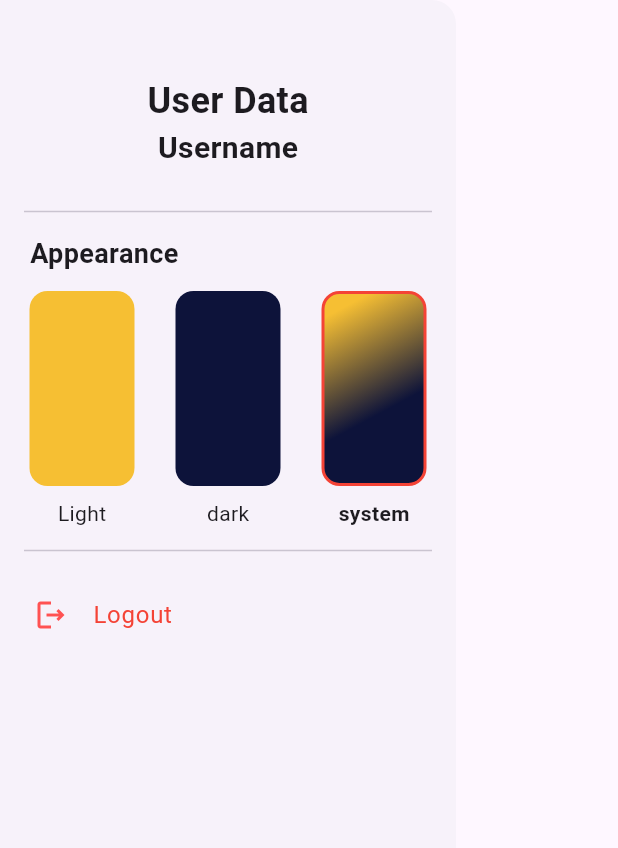
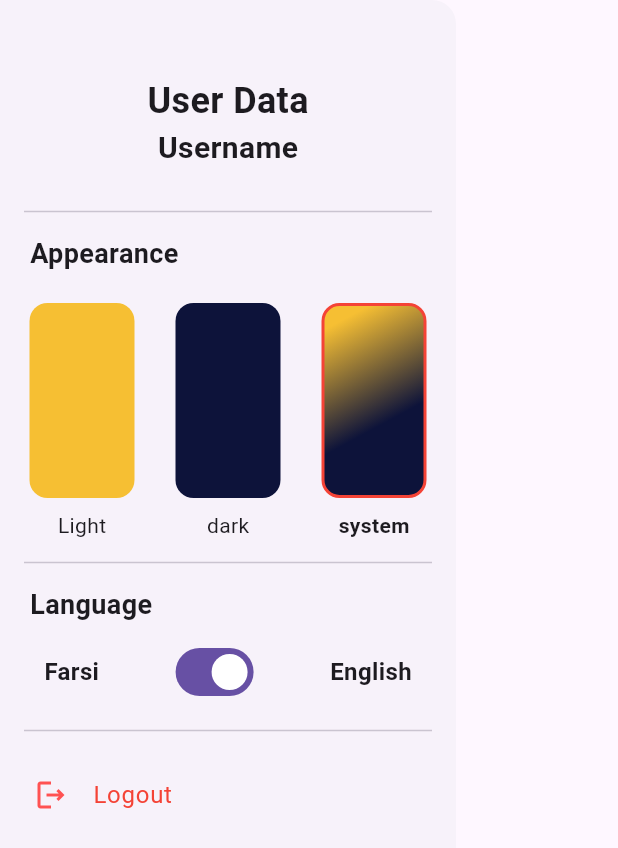
Before and after one commit to rezash76/todo_it, a Flutter app: the CustomDrawer widget shown alone on an empty page, opened directly, on a phone screen of 412 x 824 dp. Shown: the top 848 px of the screen. Run offline on Flutter 3.47's test engine with Material 2 defaults, Android fonts, the light colour scheme and no system bars; our stand-ins replace bloc, dartz, flutter_bloc, get_it, hive, hive_flutter and 1 more; accounts and stored records are empty; generated files the repository leaves out were written again.

Commit message:
language manager added.

```diff
--- a/lib/common/core/presentation/widget/drawer/custom_drawer.dart
+++ /dev/null
@@ -1,121 +0,0 @@
-import 'package:flutter/material.dart';
-import 'package:flutter_bloc/flutter_bloc.dart';
-import 'package:todo_test/common/feature/drawer/presentation/bloc/drawer_bloc.dart';
-import 'package:todo_test/common/feature/drawer/presentation/drawer/widget/custom_theme_mode.dart';
-import 'package:todo_test/common/feature/drawer/presentation/drawer/widget/my_drawer_header.dart';
-import 'package:todo_test/features/login_signup/presentation/bloc/login/bloc/login_bloc.dart';
-
-class CustomDrawer extends StatelessWidget {
-  const CustomDrawer({super.key});
-
-  @override
-  Widget build(BuildContext context) {
-    return Drawer(
-      child: ListView(
-        padding: const EdgeInsets.all(
-          6,
-        ),
-        children: [
-          const SizedBox(
-            height: 120,
-            child: MyDrawerHeadet(),
-          ),
-          const Padding(
-            padding: EdgeInsets.symmetric(horizontal: 10),
-            child: Divider(
-              height: 30,
-            ),
-          ),
-          BlocBuilder<DrawerBloc, DrawerState>(
-            builder: (context, state) {
-              return Column(
-                mainAxisAlignment: MainAxisAlignment.start,
-                crossAxisAlignment: CrossAxisAlignment.start,
-                children: [
-                  const Padding(
-                    padding: EdgeInsets.only(
-                      left: 14,
-                    ),
-                    child: Text(
-                      'Appearance',
-                      style: TextStyle(
-                        fontWeight: FontWeight.bold,
-                        fontSize: 18,
-                      ),
-                    ),
-                  ),
-                  const SizedBox(
-                    height: 4,
-                  ),
-                  Row(
-                    mainAxisAlignment: MainAxisAlignment.spaceAround,
-                    children: [
-                      GestureDetector(
-                        onTap: () {
-                          BlocProvider.of<DrawerBloc>(context)
-                              .add(SetTheme(ThemeMode.light));
-                        },
-                        child: CustomThemeMode(
-                          themeMode: ThemeMode.light,
-                          isSelected: ((state is GetThemeSuccess) &&
-                                  state.themeMode == ThemeMode.light)
-                              ? true
-                              : false,
-                        ),
-                      ),
-                      GestureDetector(
-                        onTap: () {
-                          BlocProvider.of<DrawerBloc>(context)
-                              .add(SetTheme(ThemeMode.dark));
-                        },
-                        child: CustomThemeMode(
-                          themeMode: ThemeMode.dark,
-                          isSelected: ((state is GetThemeSuccess) &&
-                                  state.themeMode == ThemeMode.dark)
-                              ? true
-                              : false,
-                        ),
-                      ),
-                      GestureDetector(
-                        onTap: () {
-                          BlocProvider.of<DrawerBloc>(context)
-                              .add(SetTheme(ThemeMode.system));
-                        },
-                        child: CustomThemeMode(
-                          themeMode: ThemeMode.system,
-                          isSelected: ((state is GetThemeSuccess) &&
-                                  state.themeMode == ThemeMode.system)
-                              ? true
-                              : false,
-                        ),
-                      ),
-                    ],
-                  ),
-                ],
-              );
-            },
-          ),
-          const Padding(
-            padding: EdgeInsets.symmetric(horizontal: 10),
-            child: Divider(
-              height: 30,
-            ),
-          ),
-          ListTile(
-            leading: const Icon(
-              Icons.logout_outlined,
-              color: Colors.redAccent,
-            ),
-            title: const Text(
-              'Logout',
-              style: TextStyle(color: Colors.red),
-            ),
-            onTap: () {
-              BlocProvider.of<LoginBloc>(context).add(LogoutEvent());
-            },
-          ),
-        ],
-      ),
-    );
-  }
-}
--- a/lib/common/feature/drawer/presentation/drawer/custom_drawer.dart
+++ b/lib/common/feature/drawer/presentation/drawer/custom_drawer.dart
@@ -3,6 +3,7 @@
 import 'package:todo_test/common/feature/drawer/presentation/bloc/drawer_bloc.dart';
 import 'package:todo_test/common/feature/drawer/presentation/drawer/widget/custom_theme_mode.dart';
 import 'package:todo_test/common/feature/drawer/presentation/drawer/widget/my_drawer_header.dart';
+import 'package:todo_test/common/language_manager.dart';
 import 'package:todo_test/features/login_signup/presentation/bloc/login/bloc/login_bloc.dart';
 import 'package:todo_test/main.dart';
 
@@ -20,6 +21,17 @@
   @override
   void initState() {
     super.initState();
+    LanguageManager.shared.getLocale().then((locale) {
+      if (locale.languageCode == LanguageManager.shared.ENGLISH) {
+        setState(() {
+          isEN = true;
+        });
+      } else {
+        setState(() {
+          isEN = false;
+        });
+      }
+    });
     BlocProvider.of<DrawerBloc>(context).add(GetUserDataEvent());
     BlocProvider.of<DrawerBloc>(context).add(GetTheme());
   }
@@ -141,14 +153,20 @@
                   ),
                   Switch(
                     value: isEN,
-                    onChanged: (val) {
+                    onChanged: (val) async {
                       setState(() {
                         isEN = val;
                       });
                       if (val) {
-                        MyApp.setLocale(context, const Locale('en', ''));
+                        Locale locale = await LanguageManager.shared
+                            .setLocale(LanguageManager.shared.ENGLISH);
+                        // ignore: use_build_context_synchronously
+                        MyApp.setLocale(context, locale);
                       } else {
-                        MyApp.setLocale(context, const Locale('fa', ''));
+                        Locale locale = await LanguageManager.shared
+                            .setLocale(LanguageManager.shared.FARSI);
+                        // ignore: use_build_context_synchronously
+                        MyApp.setLocale(context, locale);
                       }
                     },
                   ),
--- /dev/null
+++ b/lib/common/language_manager.dart
@@ -0,0 +1,36 @@
+import 'package:flutter/material.dart';
+import 'package:shared_preferences/shared_preferences.dart';
+import 'package:flutter_gen/gen_l10n/app_localizations.dart';
+
+class LanguageManager {
+  static final shared = LanguageManager();
+
+  final String LAGUAGE_CODE = 'languageCode';
+
+  final String ENGLISH = 'en';
+  final String FARSI = 'fa';
+
+  Future<Locale> setLocale(String languageCode) async {
+    SharedPreferences _prefs = await SharedPreferences.getInstance();
+    await _prefs.setString(LAGUAGE_CODE, languageCode);
+    return _locale(languageCode);
+  }
+
+  Future<Locale> getLocale() async {
+    SharedPreferences _prefs = await SharedPreferences.getInstance();
+    String languageCode = _prefs.getString(LAGUAGE_CODE) ?? ENGLISH;
+    return _locale(languageCode);
+  }
+
+  Locale _locale(String languageCode) {
+    if (languageCode == FARSI) {
+      return Locale(FARSI, 'IR');
+    } else {
+      return Locale(ENGLISH, 'US');
+    }
+  }
+
+  AppLocalizations translation(BuildContext context) {
+    return AppLocalizations.of(context)!;
+  }
+}
--- a/lib/main.dart
+++ b/lib/main.dart
@@ -2,6 +2,7 @@
 import 'package:flutter_bloc/flutter_bloc.dart';
 import 'package:hive_flutter/hive_flutter.dart';
 import 'package:todo_test/common/feature/drawer/presentation/bloc/drawer_bloc.dart';
+import 'package:todo_test/common/language_manager.dart';
 import 'package:todo_test/utils/constants.dart';
 import 'package:todo_test/common/core/data/hive_model/hive_task.dart';
 import 'package:todo_test/common/core/data/hive_model/hive_user.dart';
@@ -61,6 +62,7 @@
   @override
   void initState() {
     super.initState();
+    LanguageManager.shared.getLocale().then((locale) => setLocale(locale));
     BlocProvider.of<DrawerBloc>(context).add(GetTheme());
   }
 
```
